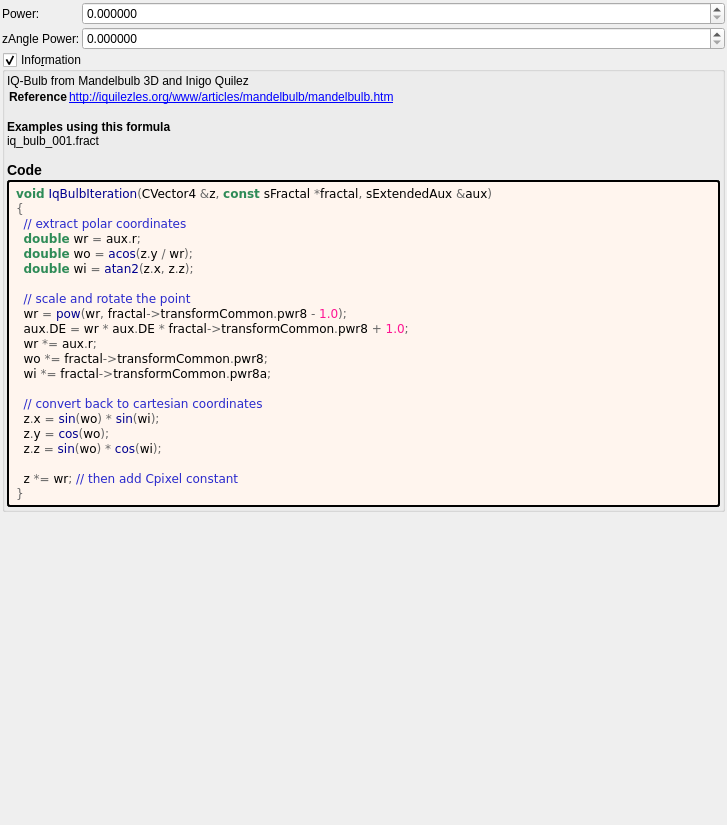
First picture: the form in mandelbulber2/formula/ui/iq_bulb.ui, repository buddhi1980/mandelbulber2, before the edit.
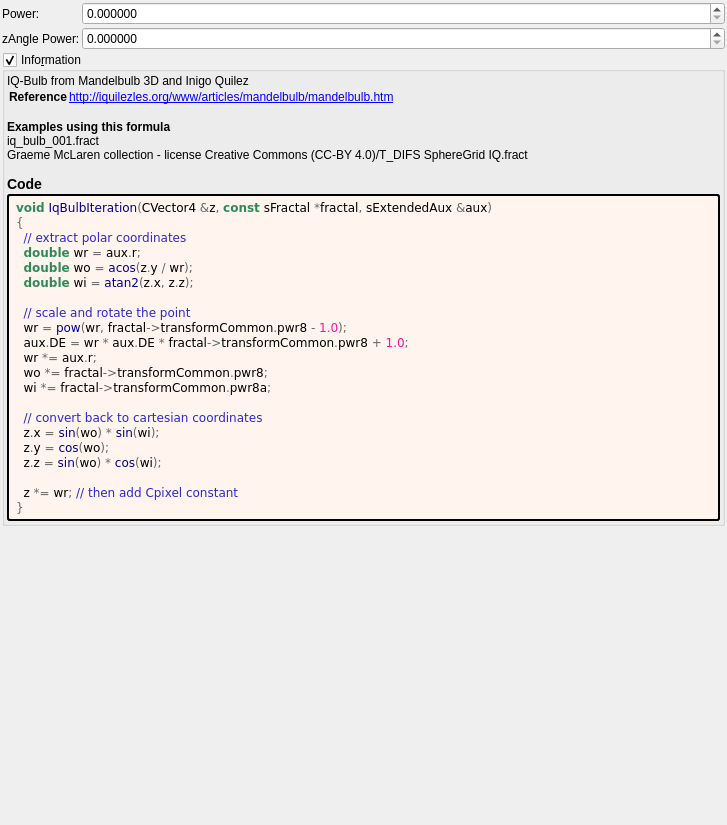
Second picture: the form after the edit. Custom widgets are drawn as their Qt base class.

Diff of the .ui file:
```diff
--- a/mandelbulber2/formula/ui/iq_bulb.ui
+++ b/mandelbulber2/formula/ui/iq_bulb.ui
@@ -140,7 +140,7 @@
 &lt;tr&gt;&lt;th&gt;Reference&lt;/th&gt;&lt;td&gt;&lt;a href=&quot;http://iquilezles.org/www/articles/mandelbulb/mandelbulb.htm&quot;&gt;http://iquilezles.org/www/articles/mandelbulb/mandelbulb.htm&lt;br&gt;
 &lt;/td&gt;&lt;/tr&gt;
 &lt;/table&gt;
-&lt;br&gt;&lt;b&gt;Examples using this formula&lt;/b&gt;&lt;br&gt;iq_bulb_001.fract&lt;h3&gt;Code&lt;/h3&gt;</string>
+&lt;br&gt;&lt;b&gt;Examples using this formula&lt;/b&gt;&lt;br&gt;iq_bulb_001.fract&lt;br&gt;Graeme McLaren  collection - license Creative Commons  (CC-BY 4.0)/T_DIFS SphereGrid IQ.fract&lt;h3&gt;Code&lt;/h3&gt;</string>
         </property>
         <property name="wordWrap">
          <bool>true</bool>
```
Left out of the diff: 2 changed lines with no effect on the pictures.
